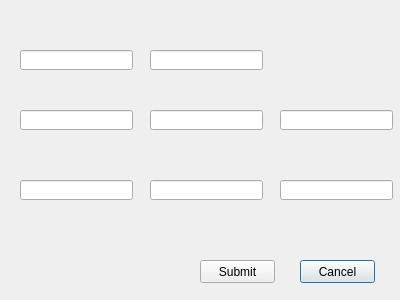
Old version of the form newcustomer.ui in the repository domaspiragas/FairPriceDataManager.
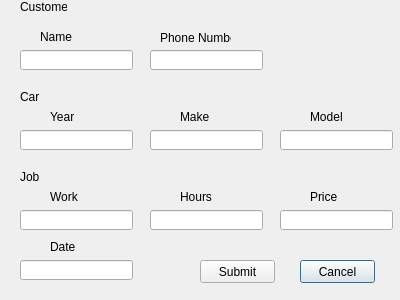
New version of the form.

```diff
--- a/newcustomer.ui
+++ b/newcustomer.ui
@@ -17,7 +17,7 @@
    <property name="geometry">
     <rect>
      <x>150</x>
-     <y>110</y>
+     <y>130</y>
      <width>113</width>
      <height>20</height>
     </rect>
@@ -27,7 +27,7 @@
    <property name="geometry">
     <rect>
      <x>280</x>
-     <y>180</y>
+     <y>210</y>
      <width>113</width>
      <height>20</height>
     </rect>
@@ -37,7 +37,7 @@
    <property name="geometry">
     <rect>
      <x>20</x>
-     <y>180</y>
+     <y>210</y>
      <width>113</width>
      <height>20</height>
     </rect>
@@ -60,7 +60,7 @@
    <property name="geometry">
     <rect>
      <x>20</x>
-     <y>110</y>
+     <y>130</y>
      <width>113</width>
      <height>20</height>
     </rect>
@@ -93,7 +93,7 @@
    <property name="geometry">
     <rect>
      <x>280</x>
-     <y>110</y>
+     <y>130</y>
      <width>113</width>
      <height>20</height>
     </rect>
@@ -103,7 +103,7 @@
    <property name="geometry">
     <rect>
      <x>150</x>
-     <y>180</y>
+     <y>210</y>
      <width>113</width>
      <height>20</height>
     </rect>
@@ -119,6 +119,172 @@
     </rect>
    </property>
   </widget>
+  <widget class="QLabel" name="customerLabel">
+   <property name="geometry">
+    <rect>
+     <x>20</x>
+     <y>0</y>
+     <width>47</width>
+     <height>13</height>
+    </rect>
+   </property>
+   <property name="text">
+    <string>Customer</string>
+   </property>
+  </widget>
+  <widget class="QLabel" name="customerNameLabel">
+   <property name="geometry">
+    <rect>
+     <x>40</x>
+     <y>30</y>
+     <width>47</width>
+     <height>13</height>
+    </rect>
+   </property>
+   <property name="text">
+    <string>Name</string>
+   </property>
+  </widget>
+  <widget class="QLabel" name="customerPhoneNumberLabel">
+   <property name="geometry">
+    <rect>
+     <x>160</x>
+     <y>30</y>
+     <width>71</width>
+     <height>16</height>
+    </rect>
+   </property>
+   <property name="text">
+    <string>Phone Number</string>
+   </property>
+  </widget>
+  <widget class="QLabel" name="carLabel">
+   <property name="geometry">
+    <rect>
+     <x>20</x>
+     <y>90</y>
+     <width>47</width>
+     <height>13</height>
+    </rect>
+   </property>
+   <property name="text">
+    <string>Car</string>
+   </property>
+  </widget>
+  <widget class="QLabel" name="carYearLabel">
+   <property name="geometry">
+    <rect>
+     <x>50</x>
+     <y>110</y>
+     <width>47</width>
+     <height>13</height>
+    </rect>
+   </property>
+   <property name="text">
+    <string>Year</string>
+   </property>
+  </widget>
+  <widget class="QLabel" name="carMakeLabel">
+   <property name="geometry">
+    <rect>
+     <x>180</x>
+     <y>110</y>
+     <width>47</width>
+     <height>13</height>
+    </rect>
+   </property>
+   <property name="text">
+    <string>Make</string>
+   </property>
+  </widget>
+  <widget class="QLabel" name="carModelLabel">
+   <property name="geometry">
+    <rect>
+     <x>310</x>
+     <y>110</y>
+     <width>47</width>
+     <height>13</height>
+    </rect>
+   </property>
+   <property name="text">
+    <string>Model</string>
+   </property>
+  </widget>
+  <widget class="QLabel" name="jobPriceLabel">
+   <property name="geometry">
+    <rect>
+     <x>310</x>
+     <y>190</y>
+     <width>47</width>
+     <height>13</height>
+    </rect>
+   </property>
+   <property name="text">
+    <string>Price</string>
+   </property>
+  </widget>
+  <widget class="QLabel" name="jobHoursLabel">
+   <property name="geometry">
+    <rect>
+     <x>180</x>
+     <y>190</y>
+     <width>47</width>
+     <height>13</height>
+    </rect>
+   </property>
+   <property name="text">
+    <string>Hours</string>
+   </property>
+  </widget>
+  <widget class="QLabel" name="jobLabel">
+   <property name="geometry">
+    <rect>
+     <x>20</x>
+     <y>170</y>
+     <width>47</width>
+     <height>13</height>
+    </rect>
+   </property>
+   <property name="text">
+    <string>Job</string>
+   </property>
+  </widget>
+  <widget class="QLabel" name="jobWorkLabel">
+   <property name="geometry">
+    <rect>
+     <x>50</x>
+     <y>190</y>
+     <width>47</width>
+     <height>13</height>
+    </rect>
+   </property>
+   <property name="text">
+    <string>Work</string>
+   </property>
+  </widget>
+  <widget class="QLabel" name="jobDateLabel">
+   <property name="geometry">
+    <rect>
+     <x>50</x>
+     <y>240</y>
+     <width>47</width>
+     <height>13</height>
+    </rect>
+   </property>
+   <property name="text">
+    <string>Date</string>
+   </property>
+  </widget>
+  <widget class="QLineEdit" name="jobDateBox">
+   <property name="geometry">
+    <rect>
+     <x>20</x>
+     <y>260</y>
+     <width>113</width>
+     <height>20</height>
+    </rect>
+   </property>
+  </widget>
  </widget>
  <resources/>
  <connections/>
```
